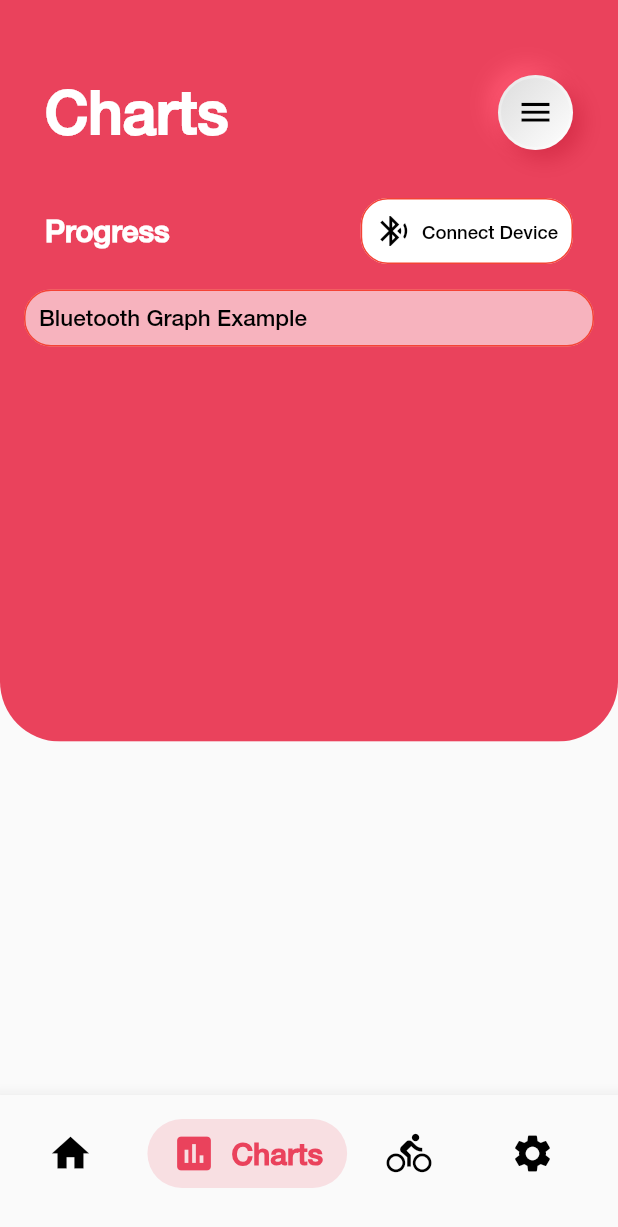
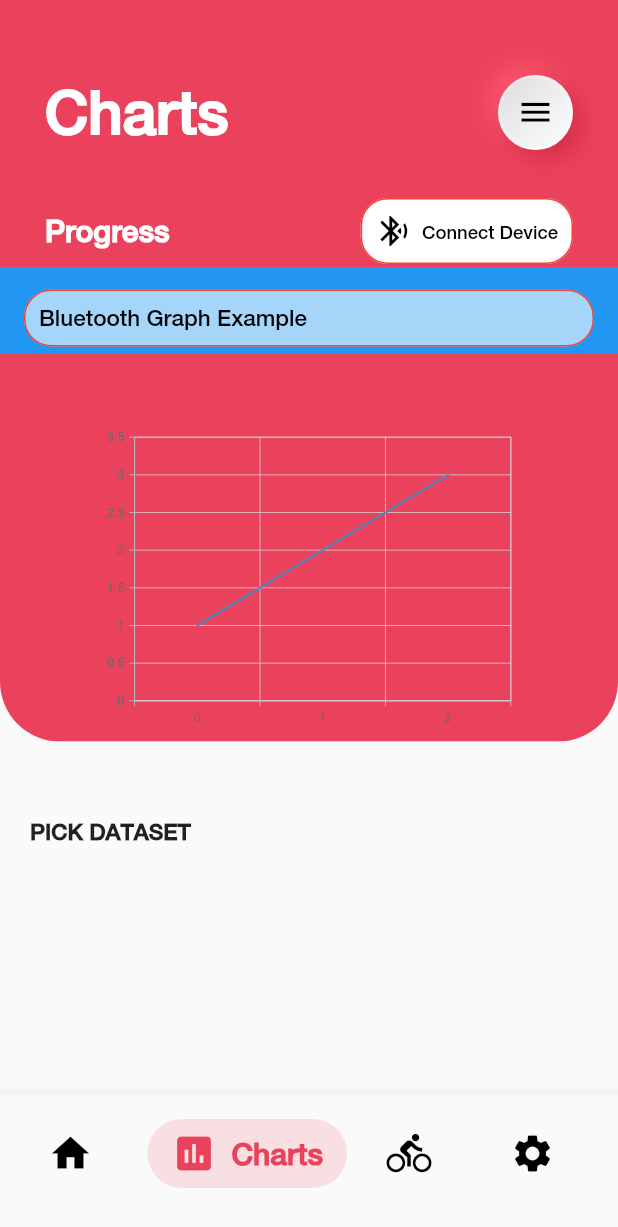
Before and after one commit to aaniish/SmartMS3, a Flutter app: the screen it shows after launch, item 2 of the bottom bar chosen, on a phone screen of 412 x 824 dp. Shown: the top 1227 px of the screen. Run offline on Flutter 3.47's test engine with Material 2 defaults, Android fonts, the light colour scheme and no system bars; drawn by our look-alikes of clay_containers; our stand-ins replace cloud_firestore, flutter_blue, syncfusion_flutter_charts; missing offline and left inert: date_time_format, oscilloscope; accounts and stored records are empty.

Commit message:
Update charts_page.dart

```diff
--- a/lib/pages/charts_page.dart
+++ b/lib/pages/charts_page.dart
@@ -5,10 +5,64 @@ import 'package:flutter/material.dart';
 import 'package:smart_ms3/pages/bluetooth/mainBluetooth.dart';
 import 'package:smart_ms3/pages/datadisplay_page.dart';
 import 'package:cloud_firestore/cloud_firestore.dart';
+import 'package:syncfusion_flutter_charts/charts.dart';
 
 const Color redColor = const Color(0xFFEA425C);
 const Color iconBG = const Color(0x11647082);
 const Color navColor = const Color(0xFFffebef);
+List<double> emgData = [1, 2, 3];
+
+class DataList extends StatelessWidget {
+  @override
+  Widget build(BuildContext context) {
+    return StreamBuilder<QuerySnapshot>(
+      stream: Firestore.instance.collection('Datasets').snapshots(),
+      builder: (BuildContext context, AsyncSnapshot<QuerySnapshot> snapshot) {
+        if (snapshot.hasError) return new Text('Error: ${snapshot.error}');
+        switch (snapshot.connectionState) {
+          case ConnectionState.waiting:
+            return new Text('Loading...');
+          default:
+            return new ListView(
+              scrollDirection: Axis.vertical,
+              children:
+                  snapshot.data.documents.map((DocumentSnapshot document) {
+                return new ListTile(
+                  title: new Text(
+                    document['Date'],
+                    style: TextStyle(
+                        fontFamily: 'HelveticaNeue',
+                        fontWeight: FontWeight.bold,
+                        fontSize: 15),
+                  ),
+                  leading: Icon(Icons.show_chart, color: Colors.black),
+                  contentPadding: EdgeInsets.only(left: 20, right: 20),
+                  onTap: () {
+                    emgData = document['Data'].cast<double>();
+                    Navigator.of(context).pushNamed('/charts');
+                  },
+                );
+              }).toList(),
+            );
+        }
+      },
+    );
+  }
+}
+
+List<EMGData> getData(List<double> x) {
+  List<EMGData> values = List();
+  for (int i = 0; i < x.length; i++) {
+    values.add(new EMGData(i, x[i]));
+  }
+  return values;
+}
+
+class EMGData {
+  EMGData(this.x, this.y);
+  final int x;
+  final double y;
+}
 
 class ChartsPage extends StatelessWidget {
   @override
@@ -18,6 +72,7 @@ class ChartsPage extends StatelessWidget {
       routes: <String, WidgetBuilder>{
         '/bluetooth': (BuildContext context) => FlutterBlueApp(),
         '/data': (BuildContext context) => SensorPage(),
+        '/charts': (BuildContext context) => ChartsPage(),
       },
       home: ChartspageScreen(),
     );
@@ -99,14 +154,13 @@ class ChartspageScreen extends StatelessWidget {
                       ],
                     ),
                   )),
-              Expanded(
-                child: Container(
+              Container(
+                color: Colors.blue,
                 child: Column(
                   crossAxisAlignment: CrossAxisAlignment.start,
                   children: <Widget>[
                     Padding(
                         padding: const EdgeInsets.only(
-                            bottom: 8,
                           left: 16,
                           right: 16,
                           top: 10,
@@ -114,7 +168,6 @@ class ChartspageScreen extends StatelessWidget {
                         child: Container(
                             child: Column(
                           children: <Widget>[
-
                             FlatButton(
                               color: Colors.white60,
                               textColor: Colors.black,
@@ -144,8 +197,34 @@ class ChartspageScreen extends StatelessWidget {
                   ],
                 ),
               ),
+              Transform.scale(
+                  scale: height / 1200,
+                  child: Padding(
+                    padding: const EdgeInsets.only(bottom: 10),
+                    child: Container(
+                        child: new SfCartesianChart(
+                            // Initialize category axis
+                            primaryXAxis: CategoryAxis(),
+                            tooltipBehavior: TooltipBehavior(enable: true),
+                            series: <LineSeries<EMGData, int>>[
+                          LineSeries<EMGData, int>(
+                              // Bind data source
+                              enableTooltip: true,
+                              dataSource: getData(emgData),
+                              xValueMapper: (EMGData data, _) => data.x,
+                              yValueMapper: (EMGData data, _) => data.y)
+                        ])),
+                  )),
+              Padding(
+                padding: const EdgeInsets.only(left: 20),
+                child: Text(
+                  'PICK DATASET',
+                  style: TextStyle(
+                      fontFamily: 'HelveticaNeue',
+                      fontWeight: FontWeight.bold,
+                      fontSize: 15),
                 ),
-              SizedBox(height: 85     , child: Container()),
+              ),
               Expanded(child: new DataList())
             ],
           ),
@@ -155,37 +234,22 @@ class ChartspageScreen extends StatelessWidget {
   }
 }
 
-class DataList extends StatelessWidget {
-  @override
-  Widget build(BuildContext context) {
-    return StreamBuilder<QuerySnapshot>(
-      stream: Firestore.instance.collection('Datasets').snapshots(),
-      builder: (BuildContext context, AsyncSnapshot<QuerySnapshot> snapshot) {
-        if (snapshot.hasError) return new Text('Error: ${snapshot.error}');
-        switch (snapshot.connectionState) {
-          case ConnectionState.waiting:
-            return new Text('Loading...');
-          default:
-            return new ListView(
-              scrollDirection: Axis.vertical,
-              children:
-                  snapshot.data.documents.map((DocumentSnapshot document) {
-                return new ListTile(
-                  title: new Text(document['Date'], style: TextStyle(fontFamily: 'HelveticaNeue', fontWeight: FontWeight.bold, fontSize: 15),),
-                  leading: Icon(Icons.show_chart, color: Colors.black),
-                  contentPadding: EdgeInsets.only(left: 20, right: 20),
-                  onTap: () {
 
-                  },
 
-                );
-              }).toList(),
-            );
-        }
-      },
-    );
-  }
-}
+
+
+
+
+
+
+
+
+
+
+
+
+
+
 
 class _AppBar extends StatelessWidget {
   @override
```
Lines whose indentation alone changed are shown as unchanged.
